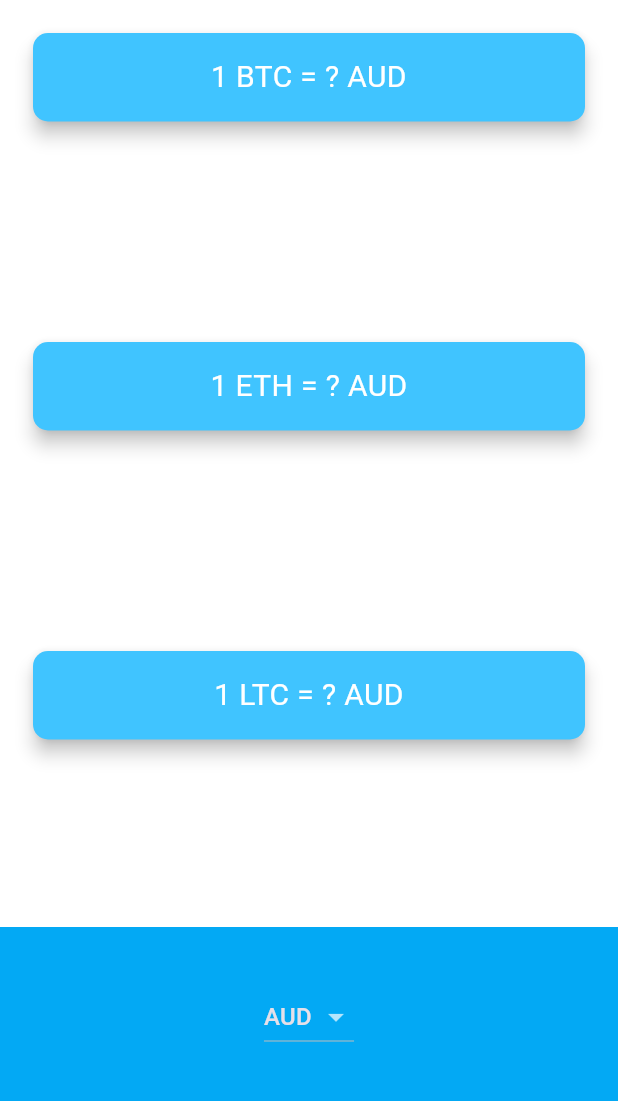
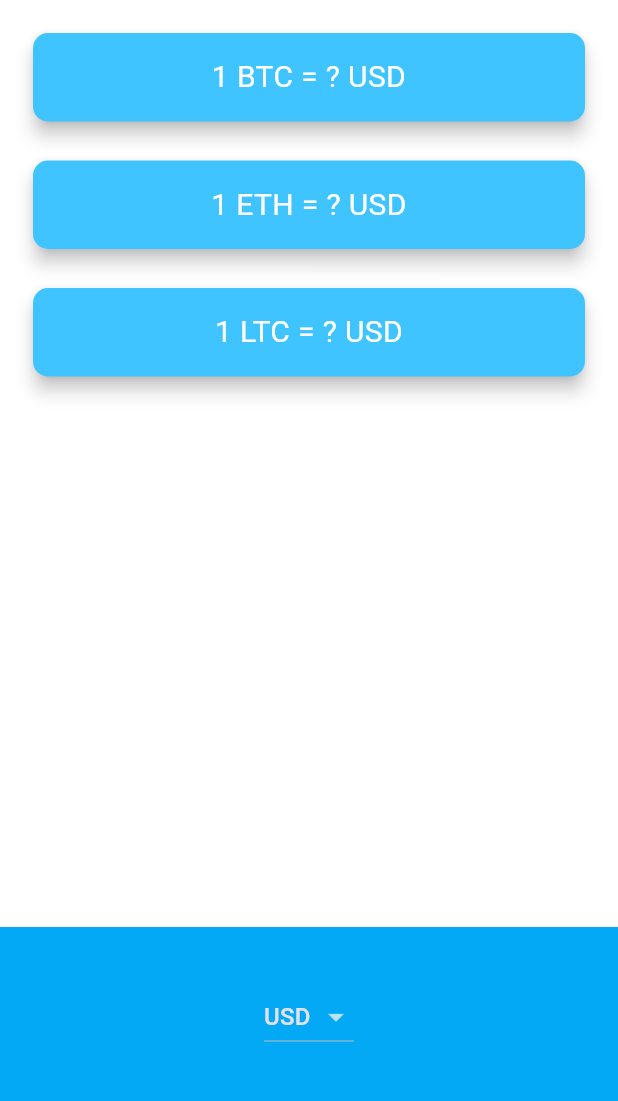
Before and after one commit to muhammadmubashir24/bitcoin_ticker, a Flutter app: the screen it shows after launch, on a phone screen of 412 x 824 dp, the part 84-1185 px from its top. Run offline on Flutter 3.47's test engine with Material 3 defaults, Android fonts, the phone set to English and light mode, and no system bars; network calls fail.

```diff
--- a/lib/coin_data.dart
+++ b/lib/coin_data.dart
@@ -32,7 +32,7 @@ const List<String> cryptoList = [
 ];
 
 const coinapiURL = 'https://rest.coinapi.io/v1/exchangerate';
-const apikey = 'API KEY IS HERE';
+const apikey = '';
 
 class CoinData {
   Future getCoinData(String selectedCurrency) async {
--- a/lib/price_screen.dart
+++ b/lib/price_screen.dart
@@ -11,16 +11,17 @@ class PriceScreen extends StatefulWidget {
 }
 
 class _PriceScreenState extends State<PriceScreen> {
-  String selectedCurrency = 'AUD';
+  String selectedCurrency = 'USD';
+  Map<String, String> coinValues = {};
+  bool isWaiting = false;
 
-  DropdownButton<String> andriodDropdownItems() {
+  DropdownButton<String> androidDropdownItems() {
     List<DropdownMenuItem<String>> dropdownItems = [];
     for (String currency in currenciesList) {
       var newItem = DropdownMenuItem(
         value: currency,
         child: Text(currency),
       );
-
       dropdownItems.add(newItem);
     }
 
@@ -32,7 +33,6 @@ class _PriceScreenState extends State<PriceScreen> {
           setState(() {
             selectedCurrency = value;
             getData();
-            test();
           });
         }
       },
@@ -40,32 +40,25 @@ class _PriceScreenState extends State<PriceScreen> {
   }
 
   CupertinoPicker iOSPicker() {
-    List<Text> pickerItems = [];
+    List<Text> pickerItems =
+        currenciesList.map((currency) => Text(currency)).toList();
 
-    for (String currency in currenciesList) {
-      pickerItems.add(Text(currency));
-    }
     return CupertinoPicker(
       itemExtent: 32.0,
-      onSelectedItemChanged: (selectedindex) {
-        print(selectedindex);
+      onSelectedItemChanged: (selectedIndex) {
         setState(() {
-          selectedCurrency = currenciesList[selectedindex];
+          selectedCurrency = currenciesList[selectedIndex];
           getData();
-          test();
         });
       },
       children: pickerItems,
     );
   }
 
-  // String bitcoinValue = '?';
-  Map<String, String> coinValues = {};
-  bool isWaiting = false;
-
   void getData() async {
     isWaiting = true;
     setState(() {});
+
     try {
       var data = await CoinData().getCoinData(selectedCurrency);
       setState(() {
@@ -80,27 +73,10 @@ class _PriceScreenState extends State<PriceScreen> {
     }
   }
 
-  void test() async {
-    CoinData coinData = CoinData();
-    // try {
-    //   String rate = await coinData.getCoinData('$selectedCurrency');
-    //   print('BTC to $selectedCurrency Rate: $rate');
-    // } catch (e) {
-    //   print(e);
-    // }
-    try {
-      Map<String, String> rates = await coinData.getCoinData(selectedCurrency);
-      print('Exchange Rates for $selectedCurrency: $rates');
-    } catch (e) {
-      print(e);
-    }
-  }
-
   @override
   void initState() {
     super.initState();
     getData();
-    test();
   }
 
   @override
@@ -114,30 +90,35 @@ class _PriceScreenState extends State<PriceScreen> {
         mainAxisAlignment: MainAxisAlignment.spaceBetween,
         crossAxisAlignment: CrossAxisAlignment.stretch,
         children: <Widget>[
-          CryptoCard(
-            value: isWaiting ? '?' : (coinValues['BTC'] ?? '?'),
-            selectedCurrency: selectedCurrency,
-            cryptoCurrency: 'BTC',
-          ),
-          CryptoCard(
-            value: isWaiting ? '?' : (coinValues['ETH'] ?? '?'),
-            selectedCurrency: selectedCurrency,
-            cryptoCurrency: 'ETH',
-          ),
-          CryptoCard(
-            value: isWaiting ? '?' : (coinValues['LTC'] ?? '?'),
-            selectedCurrency: selectedCurrency,
-            cryptoCurrency: 'LTC',
-          ),
+          makeCards(),
           Container(
             height: 150.0,
             alignment: Alignment.center,
             padding: const EdgeInsets.only(bottom: 30.0),
             color: Colors.lightBlue,
-            child: Platform.isIOS ? iOSPicker() : andriodDropdownItems(),
+            child: Platform.isIOS ? iOSPicker() : androidDropdownItems(),
           ),
         ],
       ),
+    );
+  }
+
+  Column makeCards() {
+    List<CryptoCard> cryptoCards = [];
+
+    for (String crypto in cryptoList) {
+      cryptoCards.add(
+        CryptoCard(
+          value: isWaiting ? '?' : (coinValues[crypto] ?? '?'),
+          cryptoCurrency: crypto,
+          selectedCurrency: selectedCurrency,
+        ),
+      );
+    }
+
+    return Column(
+      crossAxisAlignment: CrossAxisAlignment.stretch,
+      children: cryptoCards,
     );
   }
 }
@@ -167,7 +148,7 @@ class CryptoCard extends StatelessWidget {
         child: Padding(
           padding: const EdgeInsets.symmetric(vertical: 15.0, horizontal: 28.0),
           child: Text(
-            '1 $cryptoCurrency = $value $selectedCurrency', // Dynamically display the selected currency
+            '1 $cryptoCurrency = $value $selectedCurrency',
             textAlign: TextAlign.center,
             style: const TextStyle(
               fontSize: 20.0,
```
